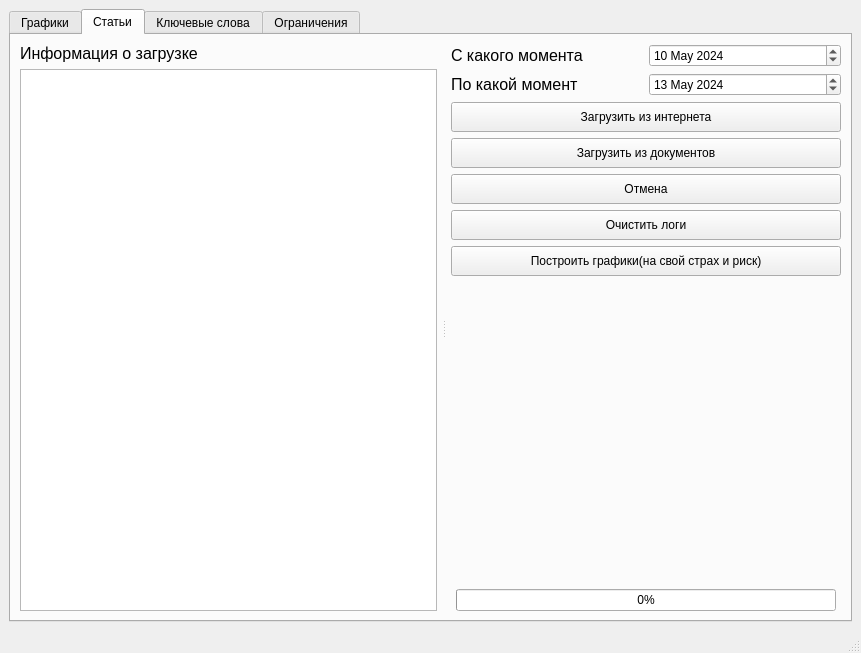
First picture: the form in src/gui/res/main_window.ui, repository Hryapusek/news-parser-python, before the edit.
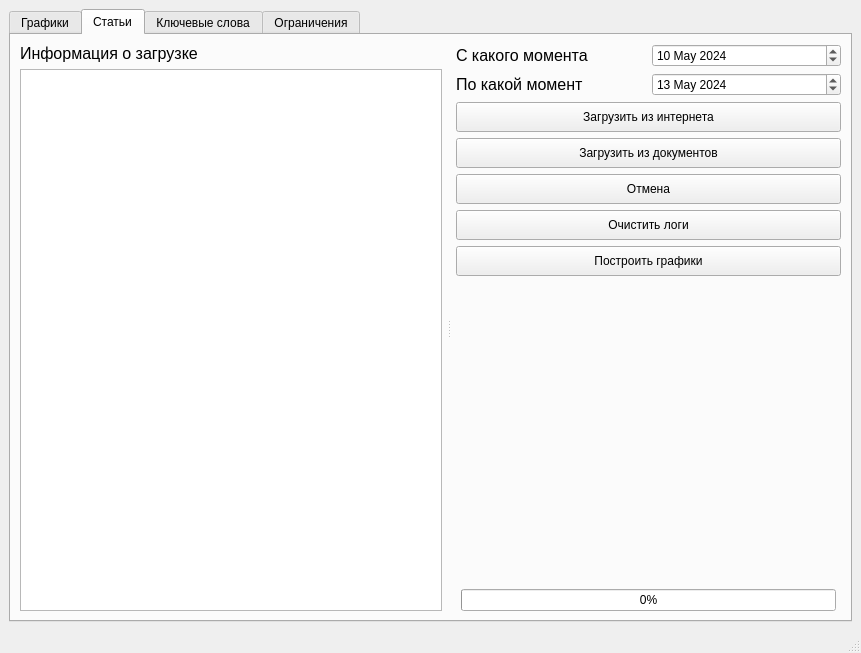
Second picture: the form after the edit.

What changed in the file:
```diff
--- a/src/gui/res/main_window.ui
+++ b/src/gui/res/main_window.ui
@@ -114,7 +114,7 @@
                <widget class="QDateEdit" name="from_date">
                 <property name="dateTime">
                  <datetime>
-                  <hour>0</hour>
+                  <hour>21</hour>
                   <minute>0</minute>
                   <second>0</second>
                   <year>2024</year>
@@ -283,7 +283,7 @@
                  </size>
                 </property>
                 <property name="text">
-                 <string>Построить графики(на свой страх и риск)</string>
+                 <string>Построить графики</string>
                 </property>
                </widget>
               </item>
```
Left out of the diff: 2 changed lines with no effect on the pictures.
